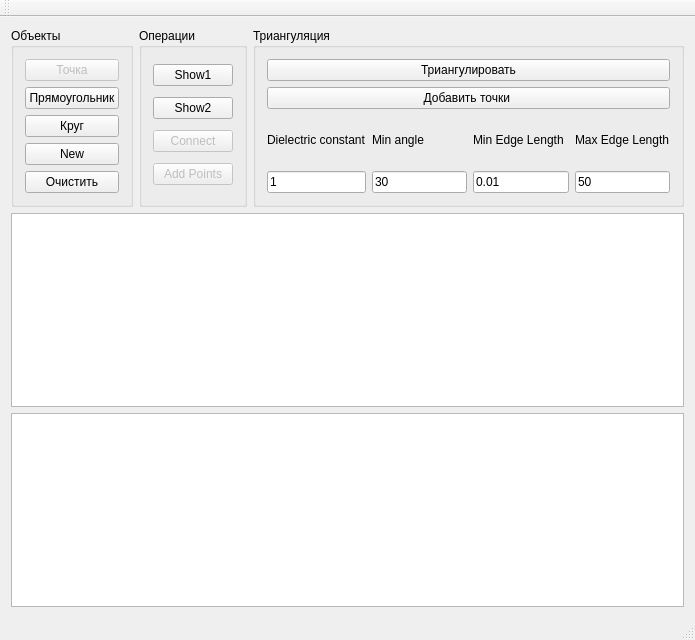
Old version of the form mainwindow.ui in the repository aleksejkvasnikov/delaunator.
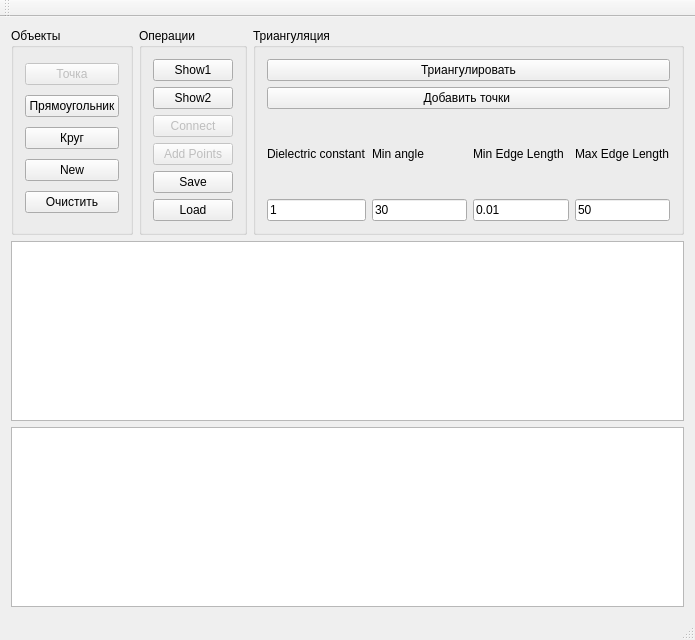
New version of the form.

Diff of the .ui file:
```diff
--- a/mainwindow.ui
+++ b/mainwindow.ui
@@ -107,6 +107,20 @@
            </property>
           </widget>
          </item>
+         <item>
+          <widget class="QPushButton" name="saveButton">
+           <property name="text">
+            <string>Save</string>
+           </property>
+          </widget>
+         </item>
+         <item>
+          <widget class="QPushButton" name="loadButton">
+           <property name="text">
+            <string>Load</string>
+           </property>
+          </widget>
+         </item>
         </layout>
        </widget>
       </item>
```
